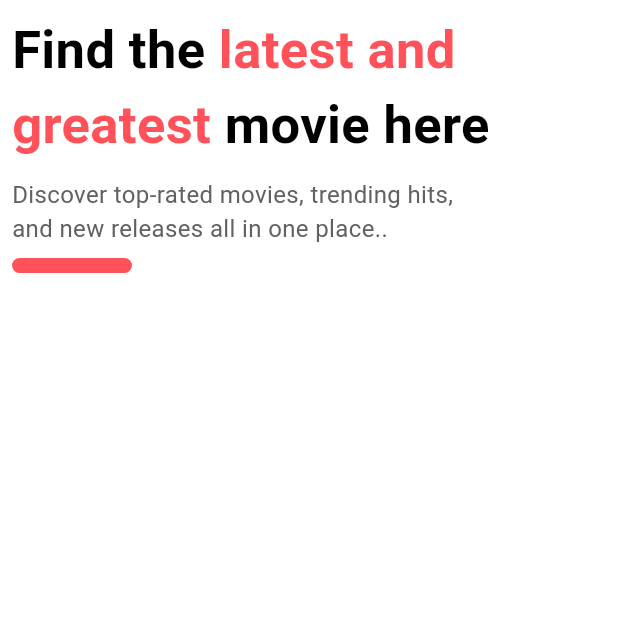
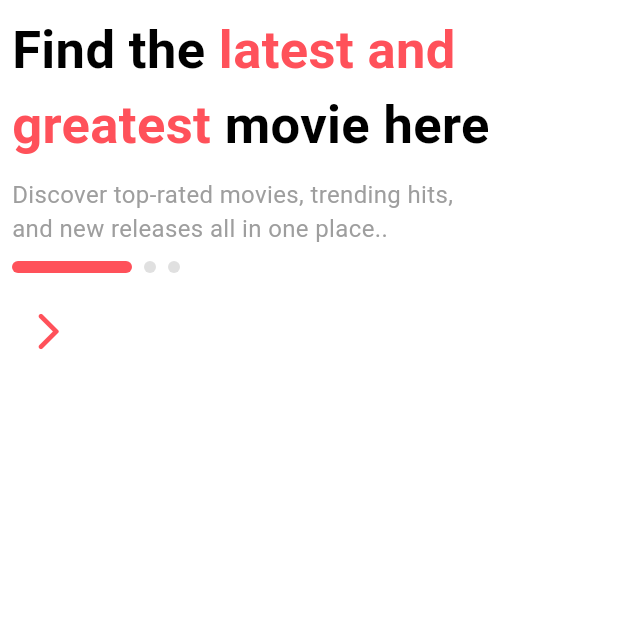
Before and after one commit to Eranga035225/movie_app_flutter_mobile_app, a Flutter app: the screen it shows after launch, on a phone screen of 412 x 824 dp, the top half of it. Run offline on Flutter 3.47's test engine with Material 3 defaults, Android fonts, the phone set to English and light mode, and no system bars.

Commit message:
added icons

```diff
--- a/lib/screens/onboard_screen1.dart
+++ b/lib/screens/onboard_screen1.dart
@@ -29,21 +29,41 @@ class _OnBoardScreen1State extends State<OnBoardScreen1> {
                   ]
 
                 )),
-                SizedBox(height: 10,),
-                Text('Discover top-rated movies, trending hits,\nand new releases all in one place..',style: TextStyle(color: Colors.grey.shade700,fontSize: 16),),
-                SizedBox(height: 8),
-                Row(children: [
+
+
+              SizedBox(height: 10,),
+              Text('Discover top-rated movies, trending hits,\nand new releases all in one place..',style: TextStyle(color: Colors.grey.shade500,fontSize: 16),),
+              SizedBox(height: 10),
+              Row(children: [
                   Container(
                     width: 80,
-                    height: 10,
+                    height: 8,
                     decoration: BoxDecoration(
                       color: Color(0xFFFF515A),
                       borderRadius: BorderRadius.circular(10)
 
                     ),
+                  ),
+                  SizedBox(width: 8),
+                  CircleAvatar(
+                    radius: 4,
+                    backgroundColor: Colors.grey.shade300
+                  ),
+                   SizedBox(width: 8),
+                  CircleAvatar(
+                    radius: 4,
+                    backgroundColor: Colors.grey.shade300
                   )
 
-                ],)
+
+                ],
+
+              ),
+              SizedBox(height: 15),
+
+              IconButton(onPressed: (){
+
+              }, icon: Icon(Icons.arrow_forward_ios_rounded,size: 30,color: Color(0xFFFF515A),))
 
 
                 ]
```
